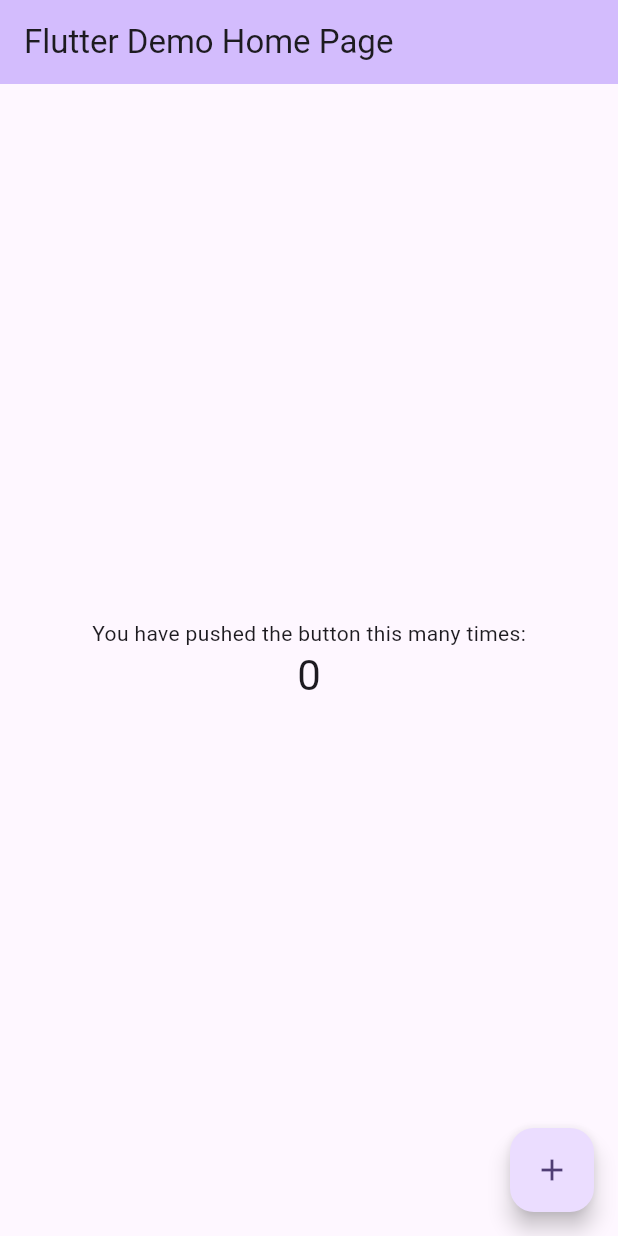
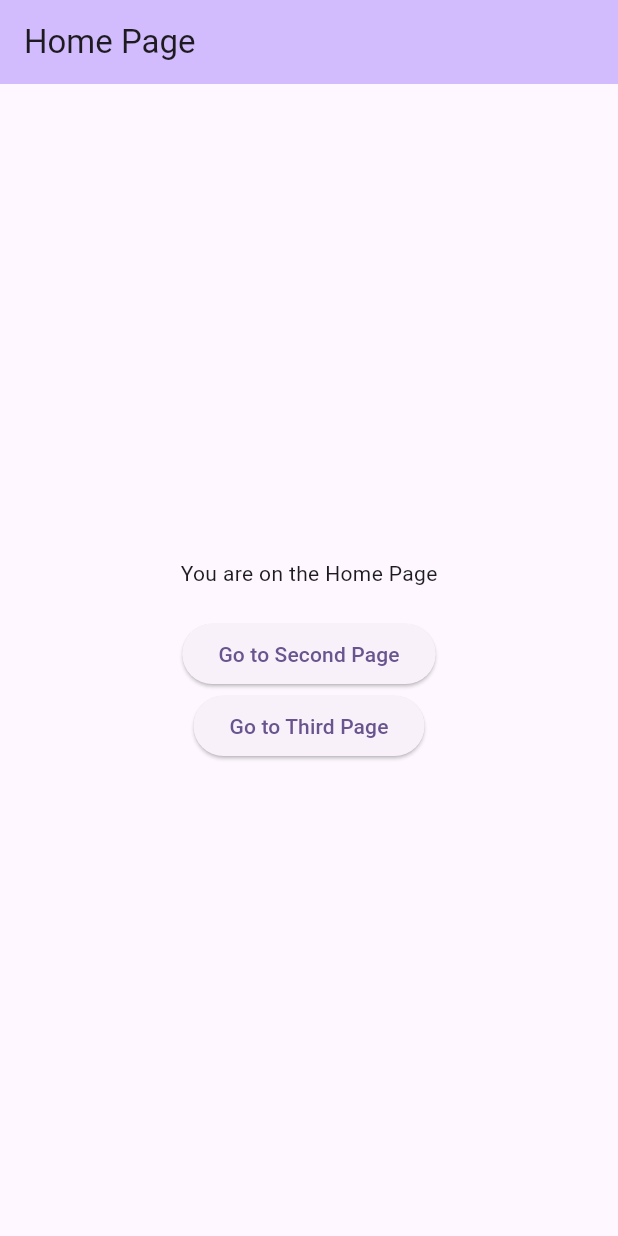
Before and after one commit to hippieperm/edit_x, a Flutter app: the screen it shows after launch, on a phone screen of 412 x 824 dp. Run offline on Flutter 3.47's test engine with Material 3 defaults, Android fonts, the phone set to English and light mode, and no system bars; our stand-ins replace get.

Commit message:
화면이동 기본코드구현

```diff
--- a/lib/main.dart
+++ b/lib/main.dart
@@ -1,4 +1,8 @@
 import 'package:flutter/material.dart';
+import 'package:get/get.dart';
+import 'pages/home_page.dart';
+import 'pages/second_page.dart';
+import 'pages/third_page.dart';
 
 void main() {
   runApp(const MyApp());
@@ -7,119 +11,20 @@ void main() {
 class MyApp extends StatelessWidget {
   const MyApp({super.key});
 
-  // This widget is the root of your application.
   @override
   Widget build(BuildContext context) {
-    return MaterialApp(
+    return GetMaterialApp(
       title: 'Flutter Demo',
       theme: ThemeData(
-        // This is the theme of your application.
-        //ㅇㅇㅇ
-        // TRY THIS: Try running your application with "flutter run". You'll see
-        // the application has a purple toolbar. Then, without quitting the app,
-        // try changing the seedColor in the colorScheme below to Colors.green
-        // and then invoke "hot reload" (save your changes or press the "hot
-        // reload" button in a Flutter-supported IDE, or press "r" if you used
-        // the command line to start the app).
-        //
-        // Notice that the counter didn't reset back to zero; the application
-        // state is not lost during the reload. To reset the state, use hot
-        // restart instead.
-        //
-        // This works for code too, not just values: Most code changes can be
-        // tested with just a hot reload.
         colorScheme: ColorScheme.fromSeed(seedColor: Colors.deepPurple),
         useMaterial3: true,
       ),
-      home: const MyHomePage(title: 'Flutter Demo Home Page'),
+      initialRoute: '/',
+      getPages: [
+        GetPage(name: '/', page: () => const HomePage()),
+        GetPage(name: '/second', page: () => const SecondPage()),
+        GetPage(name: '/third', page: () => const ThirdPage()),
+      ],
     );
   }
 }
-
-class MyHomePage extends StatefulWidget {
-  const MyHomePage({super.key, required this.title});
-
-  // This widget is the home page of your application. It is stateful, meaning
-  // that it has a State object (defined below) that contains fields that affect
-  // how it looks.
-
-  // This class is the configuration for the state. It holds the values (in this
-  // case the title) provided by the parent (in this case the App widget) and
-  // used by the build method of the State. Fields in a Widget subclass are
-  // always marked "final".
-
-  final String title;
-
-  @override
-  State<MyHomePage> createState() => _MyHomePageState();
-}
-
-class _MyHomePageState extends State<MyHomePage> {
-  int _counter = 0;
-
-  void _incrementCounter() {
-    setState(() {
-      // This call to setState tells the Flutter framework that something has
-      // changed in this State, which causes it to rerun the build method below
-      // so that the display can reflect the updated values. If we changed
-      // _counter without calling setState(), then the build method would not be
-      // called again, and so nothing would appear to happen.
-      _counter++;
-    });
-  }
-
-  @override
-  Widget build(BuildContext context) {
-    // This method is rerun every time setState is called, for instance as done
-    // by the _incrementCounter method above.
-    //
-    // The Flutter framework has been optimized to make rerunning build methods
-    // fast, so that you can just rebuild anything that needs updating rather
-    // than having to individually change instances of widgets.
-    return Scaffold(
-      appBar: AppBar(
-        // TRY THIS: Try changing the color here to a specific color (to
-        // Colors.amber, perhaps?) and trigger a hot reload to see the AppBar
-        // change color while the other colors stay the same.
-        backgroundColor: Theme.of(context).colorScheme.inversePrimary,
-        // Here we take the value from the MyHomePage object that was created by
-        // the App.build method, and use it to set our appbar title.
-        title: Text(widget.title),
-      ),
-      body: Center(
-        // Center is a layout widget. It takes a single child and positions it
-        // in the middle of the parent.
-        child: Column(
-          // Column is also a layout widget. It takes a list of children and
-          // arranges them vertically. By default, it sizes itself to fit its
-          // children horizontally, and tries to be as tall as its parent.
-          //
-          // Column has various properties to control how it sizes itself and
-          // how it positions its children. Here we use mainAxisAlignment to
-          // center the children vertically; the main axis here is the vertical
-          // axis because Columns are vertical (the cross axis would be
-          // horizontal).
-          //
-          // TRY THIS: Invoke "debug painting" (choose the "Toggle Debug Paint"
-          // action in the IDE, or press "p" in the console), to see the
-          // wireframe for each widget.
-          mainAxisAlignment: MainAxisAlignment.center,
-          children: <Widget>[
-            const Text(
-              'You have pushed the button this many times:',
-            ),
-            Text(
-              '$_counter',
-              style: Theme.of(context).textTheme.headlineMedium,
-            ),
-          ],
-        ),
-      ),
-      floatingActionButton: FloatingActionButton(
-        onPressed: _incrementCounter,
-        tooltip: 'Increment',
-        child: const Icon(Icons.add),
-      ), // This trailing comma makes auto-formatting nicer for build methods.
-    );
-  }
-}
--- /dev/null
+++ b/lib/pages/home_page.dart
@@ -0,0 +1,39 @@
+import 'package:flutter/material.dart';
+import 'package:get/get.dart';
+
+class HomePage extends StatelessWidget {
+  const HomePage({super.key});
+
+  @override
+  Widget build(BuildContext context) {
+    return Scaffold(
+      appBar: AppBar(
+        title: const Text('Home Page'),
+        backgroundColor: Theme.of(context).colorScheme.inversePrimary,
+      ),
+      body: Center(
+        child: Column(
+          mainAxisAlignment: MainAxisAlignment.center,
+          children: <Widget>[
+            const Text(
+              'You are on the Home Page',
+            ),
+            SizedBox(height: 20),
+            ElevatedButton(
+              onPressed: () {
+                Get.toNamed('/second');
+              },
+              child: const Text('Go to Second Page'),
+            ),
+            ElevatedButton(
+              onPressed: () {
+                Get.toNamed('/third');
+              },
+              child: const Text('Go to Third Page'),
+            ),
+          ],
+        ),
+      ),
+    );
+  }
+}
--- a/pubspec.yaml
+++ b/pubspec.yaml
@@ -35,6 +35,7 @@ dependencies:
   # The following adds the Cupertino Icons font to your application.
   # Use with the CupertinoIcons class for iOS style icons.
   cupertino_icons: ^1.0.6
+  get: ^4.6.5
 
 dev_dependencies:
   flutter_test:
```
Also changed, not shown: lib/pages/second_page.dart (added, +38 -0 lines), lib/pages/third_page.dart (added, +38 -0 lines), pubspec.lock.
